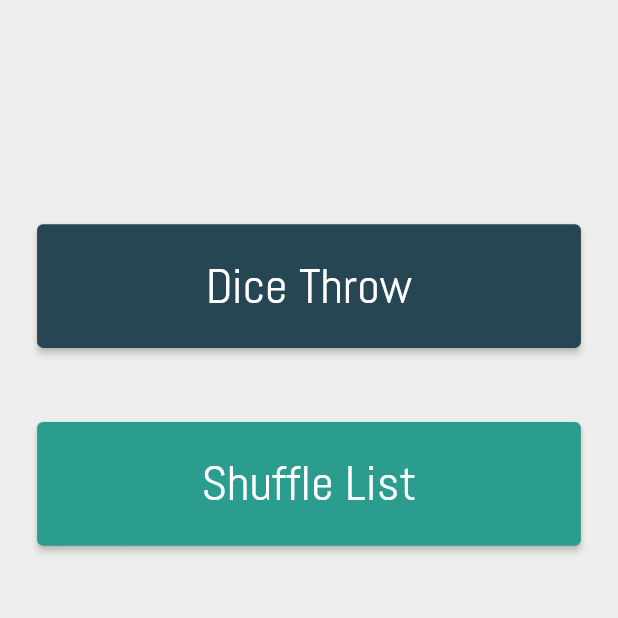
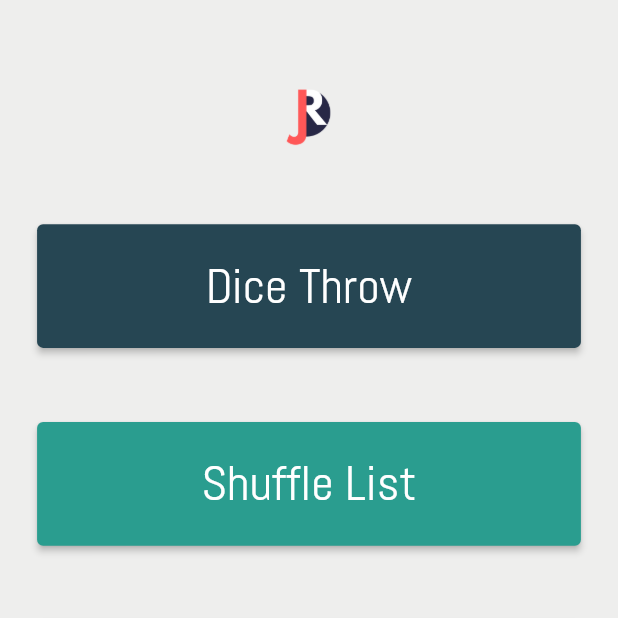
Before and after one commit to yonraf/mobil-software-udvikling, a Flutter app: the screen it shows after launch, on a phone screen of 412 x 824 dp, the top half of it. Run offline on Flutter 3.47's test engine with Material 2 defaults, Android fonts, the phone set to English and light mode, and no system bars.

Commit message:
Added logo to front
Added logo to top main-menu

```diff
--- a/justrandom/lib/screens/randomizers/home.dart
+++ b/justrandom/lib/screens/randomizers/home.dart
@@ -20,6 +20,13 @@ class Home extends StatelessWidget {
           //main
           mainAxisAlignment: MainAxisAlignment.end,
           children: [
+            Padding(
+              padding: EdgeInsets.fromLTRB(0, 5, 0, MediaQuery.of(context).size.height * 0.03),
+              child: Image(
+                image: AssetImage('assets/logo.png'),
+                height: 45,
+              ),
+            ),
             FeatureButton(Dice()),
             FeatureButton(ListShuffle()),
             FeatureButton(WheelOfFortune()),
--- a/justrandom/pubspec.yaml
+++ b/justrandom/pubspec.yaml
@@ -52,6 +52,9 @@ dev_dependencies:
 # The following section is specific to Flutter.
 flutter:
 
+  assets:
+    - assets/logo.png
+
   # The following line ensures that the Material Icons font is
   # included with your application, so that you can use the icons in
   # the material Icons class.
```
Also changed, not shown: justrandom/assets/logo.png (added).
